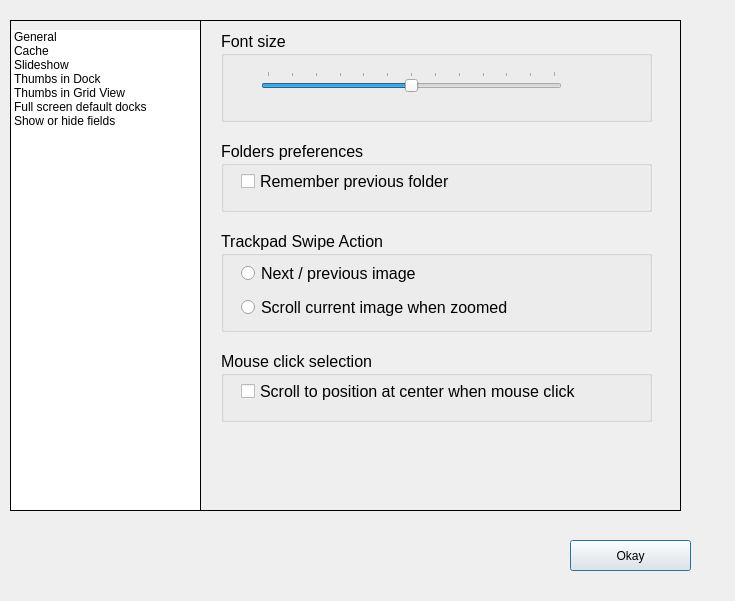
The window that Dialogs/prefdlg.ui (towhee/Winnow64) describes before a commit, drawn with Qt 5.
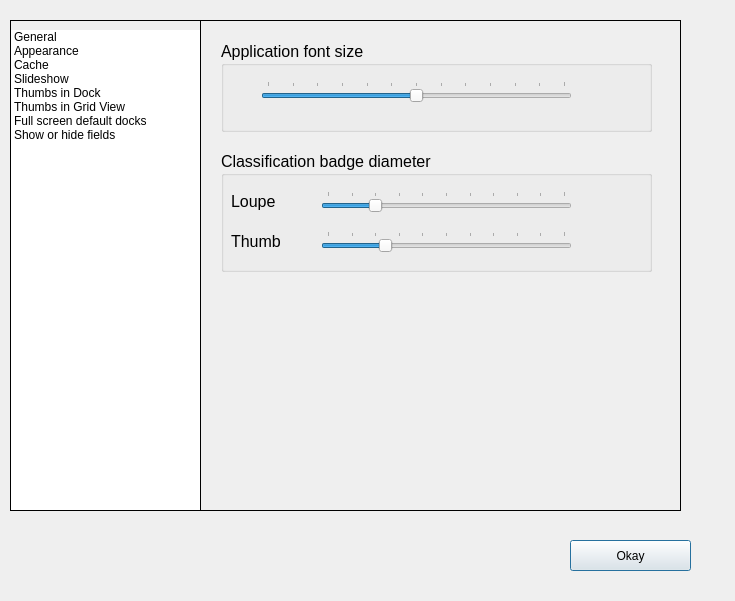
The same window after the commit.

Commit message:
Change badge size in preferences
- Change badge size in preferences
- Reveal in file path instead of folder path
- Manage external programs not remembering changes
- CompareImages not calc layout optimally

Patch:
```diff
--- a/Dialogs/prefdlg.ui
+++ b/Dialogs/prefdlg.ui
@@ -59,14 +59,14 @@
     <enum>QFrame::Panel</enum>
    </property>
    <property name="currentIndex">
-    <number>0</number>
+    <number>1</number>
    </property>
    <widget class="QWidget" name="pageGeneral">
     <widget class="QGroupBox" name="groupBoxTrackpadAction">
      <property name="geometry">
       <rect>
        <x>20</x>
-       <y>210</y>
+       <y>100</y>
        <width>431</width>
        <height>101</height>
       </rect>
@@ -115,7 +115,7 @@
      <property name="geometry">
       <rect>
        <x>20</x>
-       <y>120</y>
+       <y>10</y>
        <width>431</width>
        <height>71</height>
       </rect>
@@ -146,7 +146,7 @@
      <property name="geometry">
       <rect>
        <x>20</x>
-       <y>330</y>
+       <y>220</y>
        <width>431</width>
        <height>71</height>
       </rect>
@@ -173,24 +173,26 @@
       </property>
      </widget>
     </widget>
+   </widget>
+   <widget class="QWidget" name="page_4">
     <widget class="QGroupBox" name="groupBoxFolders_3">
      <property name="geometry">
       <rect>
        <x>20</x>
-       <y>10</y>
+       <y>20</y>
        <width>431</width>
        <height>91</height>
       </rect>
      </property>
      <property name="title">
-      <string>Font size</string>
+      <string>Application font size</string>
      </property>
      <widget class="QSlider" name="globalFontSizeSlider">
       <property name="geometry">
        <rect>
         <x>40</x>
         <y>40</y>
-        <width>301</width>
+        <width>311</width>
         <height>22</height>
        </rect>
       </property>
@@ -216,6 +218,152 @@
        <number>1</number>
       </property>
      </widget>
+     <widget class="QLabel" name="globalFontSizeLbl">
+      <property name="geometry">
+       <rect>
+        <x>360</x>
+        <y>30</y>
+        <width>55</width>
+        <height>31</height>
+       </rect>
+      </property>
+      <property name="text">
+       <string/>
+      </property>
+     </widget>
+    </widget>
+    <widget class="QGroupBox" name="groupBoxFolders_4">
+     <property name="geometry">
+      <rect>
+       <x>20</x>
+       <y>130</y>
+       <width>431</width>
+       <height>121</height>
+      </rect>
+     </property>
+     <property name="title">
+      <string>Classification badge diameter</string>
+     </property>
+     <widget class="QSlider" name="classificationBadgeImageDiamSlider">
+      <property name="geometry">
+       <rect>
+        <x>100</x>
+        <y>40</y>
+        <width>251</width>
+        <height>22</height>
+       </rect>
+      </property>
+      <property name="toolTip">
+       <string>&lt;html&gt;&lt;head/&gt;&lt;body&gt;&lt;p&gt;Changes the global font. The font size in the thumbnails for the file name is controlled independently in &amp;quot;Thumbs in Dock&amp;quot; and &amp;quot;Thumbs in Grid View&amp;quot;.&lt;/p&gt;&lt;/body&gt;&lt;/html&gt;</string>
+      </property>
+      <property name="minimum">
+       <number>0</number>
+      </property>
+      <property name="maximum">
+       <number>100</number>
+      </property>
+      <property name="pageStep">
+       <number>10</number>
+      </property>
+      <property name="value">
+       <number>20</number>
+      </property>
+      <property name="orientation">
+       <enum>Qt::Horizontal</enum>
+      </property>
+      <property name="tickPosition">
+       <enum>QSlider::TicksAbove</enum>
+      </property>
+      <property name="tickInterval">
+       <number>10</number>
+      </property>
+     </widget>
+     <widget class="QLabel" name="classificationBadgeImageDiamLbl">
+      <property name="geometry">
+       <rect>
+        <x>360</x>
+        <y>30</y>
+        <width>55</width>
+        <height>31</height>
+       </rect>
+      </property>
+      <property name="text">
+       <string/>
+      </property>
+     </widget>
+     <widget class="QLabel" name="label_13">
+      <property name="geometry">
+       <rect>
+        <x>10</x>
+        <y>40</y>
+        <width>81</width>
+        <height>20</height>
+       </rect>
+      </property>
+      <property name="text">
+       <string>Loupe</string>
+      </property>
+     </widget>
+     <widget class="QLabel" name="label_20">
+      <property name="geometry">
+       <rect>
+        <x>10</x>
+        <y>80</y>
+        <width>81</width>
+        <height>20</height>
+       </rect>
+      </property>
+      <property name="text">
+       <string>Thumb</string>
+      </property>
+     </widget>
+     <widget class="QLabel" name="classificationBadgeThumbDiamLbl">
+      <property name="geometry">
+       <rect>
+        <x>360</x>
+        <y>70</y>
+        <width>55</width>
+        <height>31</height>
+       </rect>
+      </property>
+      <property name="text">
+       <string/>
+      </property>
+     </widget>
+     <widget class="QSlider" name="classificationBadgeThumbDiamSlider">
+      <property name="geometry">
+       <rect>
+        <x>100</x>
+        <y>80</y>
+        <width>251</width>
+        <height>22</height>
+       </rect>
+      </property>
+      <property name="toolTip">
+       <string>&lt;html&gt;&lt;head/&gt;&lt;body&gt;&lt;p&gt;Changes the global font. The font size in the thumbnails for the file name is controlled independently in &amp;quot;Thumbs in Dock&amp;quot; and &amp;quot;Thumbs in Grid View&amp;quot;.&lt;/p&gt;&lt;/body&gt;&lt;/html&gt;</string>
+      </property>
+      <property name="minimum">
+       <number>0</number>
+      </property>
+      <property name="maximum">
+       <number>50</number>
+      </property>
+      <property name="pageStep">
+       <number>5</number>
+      </property>
+      <property name="value">
+       <number>12</number>
+      </property>
+      <property name="orientation">
+       <enum>Qt::Horizontal</enum>
+      </property>
+      <property name="tickPosition">
+       <enum>QSlider::TicksAbove</enum>
+      </property>
+      <property name="tickInterval">
+       <number>5</number>
+      </property>
+     </widget>
     </widget>
    </widget>
    <widget class="QWidget" name="pageCache">
@@ -1899,6 +2047,11 @@
        <string>General</string>
       </property>
      </item>
+     <item>
+      <property name="text">
+       <string>Appearance</string>
+      </property>
+     </item>
      <item>
       <property name="text">
        <string>Cache</string>
```
Left out of the diff: 55 changed lines with no effect on the pictures. The commit also changes 89 other files.
